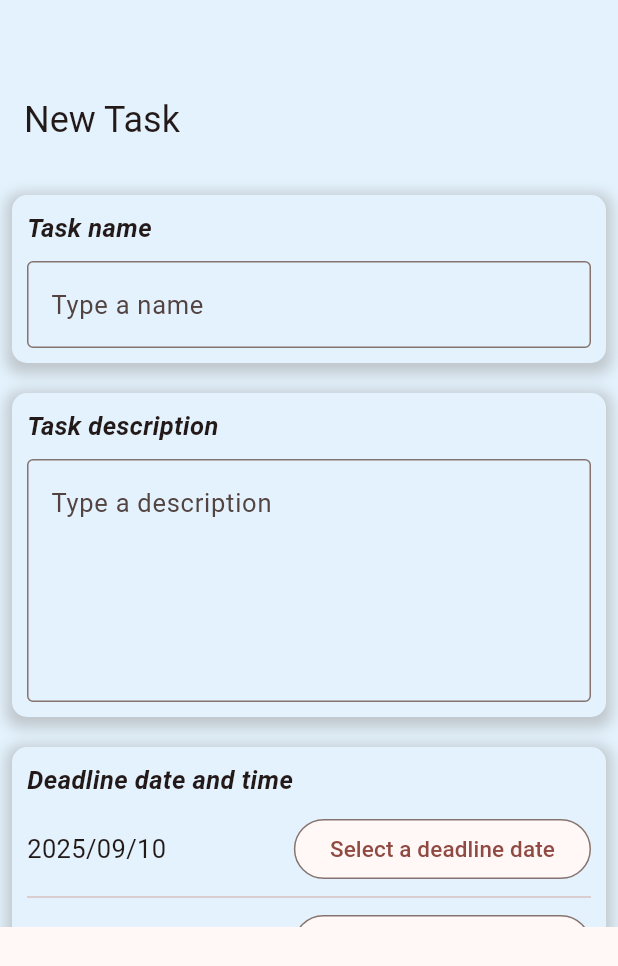
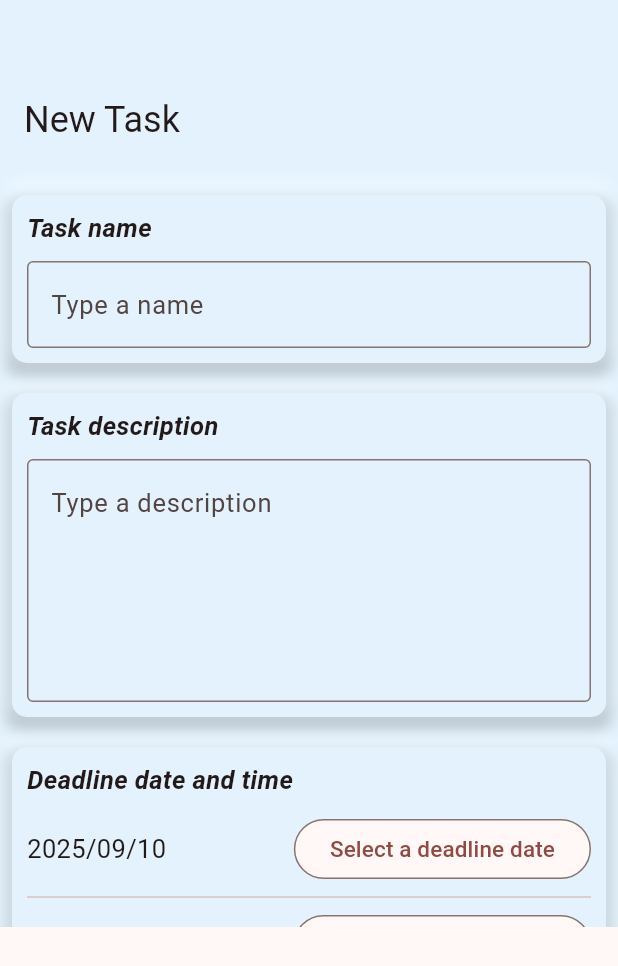
Before and after one commit to aliosmansahin/flutter-todolist, a Flutter app: the AddEditTask widget shown alone on an empty page, opened directly, on a phone screen of 412 x 824 dp. Shown: the top 966 px of the screen. Run offline on Flutter 3.47's test engine with Material 3 defaults, Android fonts, the phone set to English and light mode, and no system bars; drawn by our look-alikes of flutter_bounceable; our stand-ins replace awesome_notifications, drift, drift_sqflite, flutter_timezone, timezone; accounts and stored records are empty; generated files the repository leaves out were written again.

Commit message:
edit task shadow and shadowedfield shadow
Signed-off-by: aliosmansahin <aliosmsahin01@gmail.com>

```diff
--- a/lib/addedittask.dart
+++ b/lib/addedittask.dart
@@ -399,10 +399,28 @@ class _AddEditTaskState extends State<AddEditTask> {
                               ),
                               boxShadow: [
                                 BoxShadow(
-                                  color: Colors.grey.withValues(alpha: 0.5),
+                                  color: Theme.of(context).secondaryHeaderColor
+                                      .withValues(
+                                        red: 0.1,
+                                        green: 0.1,
+                                        blue: 0.1,
+                                        alpha: 0.2,
+                                      ),
                                   spreadRadius: 4,
                                   blurRadius: 7,
-                                  offset: Offset(0, 3),
+                                  offset: Offset(0, 5),
+                                ),
+                                BoxShadow(
+                                  color: Theme.of(context).secondaryHeaderColor
+                                      .withValues(
+                                        red: 1.1,
+                                        green: 1.1,
+                                        blue: 1.1,
+                                        alpha: 0.2,
+                                      ),
+                                  spreadRadius: 4,
+                                  blurRadius: 7,
+                                  offset: Offset(0, -5),
                                 ),
                               ],
                             ),
--- a/lib/utils/shadowedfield.dart
+++ b/lib/utils/shadowedfield.dart
@@ -32,10 +32,26 @@ class _ShadowedFieldState extends State<ShadowedField> {
         color: Theme.of(context).secondaryHeaderColor,
         boxShadow: [
           BoxShadow(
-            color: Colors.grey.withValues(alpha: 0.5),
+            color: Theme.of(context).secondaryHeaderColor.withValues(
+              red: 0.1,
+              green: 0.1,
+              blue: 0.1,
+              alpha: 0.2,
+            ),
             spreadRadius: 4,
             blurRadius: 7,
-            offset: Offset(0, 3),
+            offset: Offset(0, 5),
+          ),
+          BoxShadow(
+            color: Theme.of(context).secondaryHeaderColor.withValues(
+              red: 1.1,
+              green: 1.1,
+              blue: 1.1,
+              alpha: 0.2,
+            ),
+            spreadRadius: 4,
+            blurRadius: 7,
+            offset: Offset(0, -5),
           ),
         ],
         borderRadius: BorderRadius.all(Radius.circular(10)),
```
Also changed, not shown: lib/taskcard.dart (+18 -2 lines).
